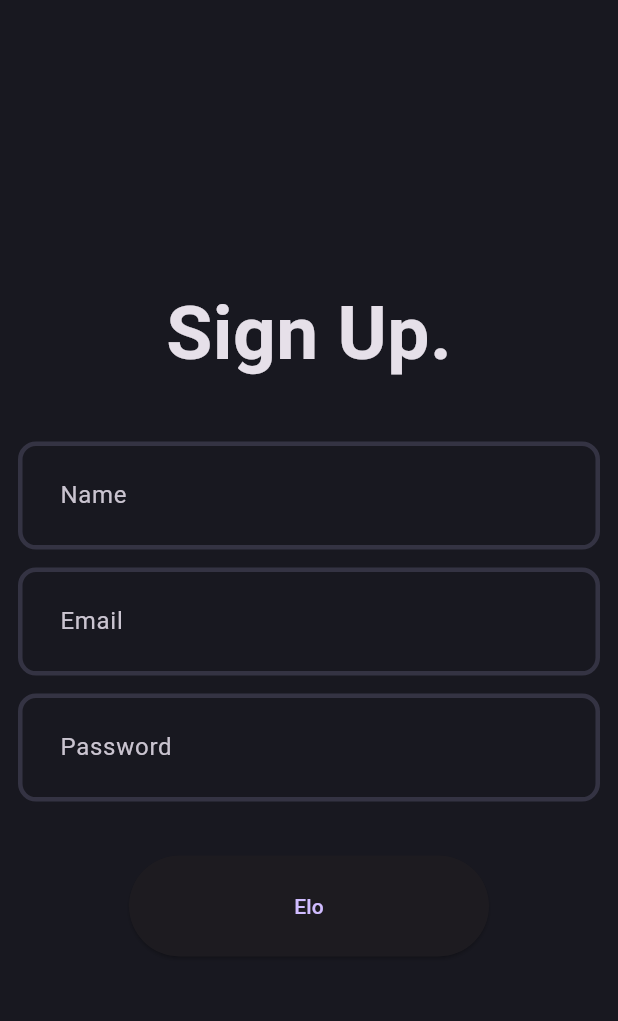
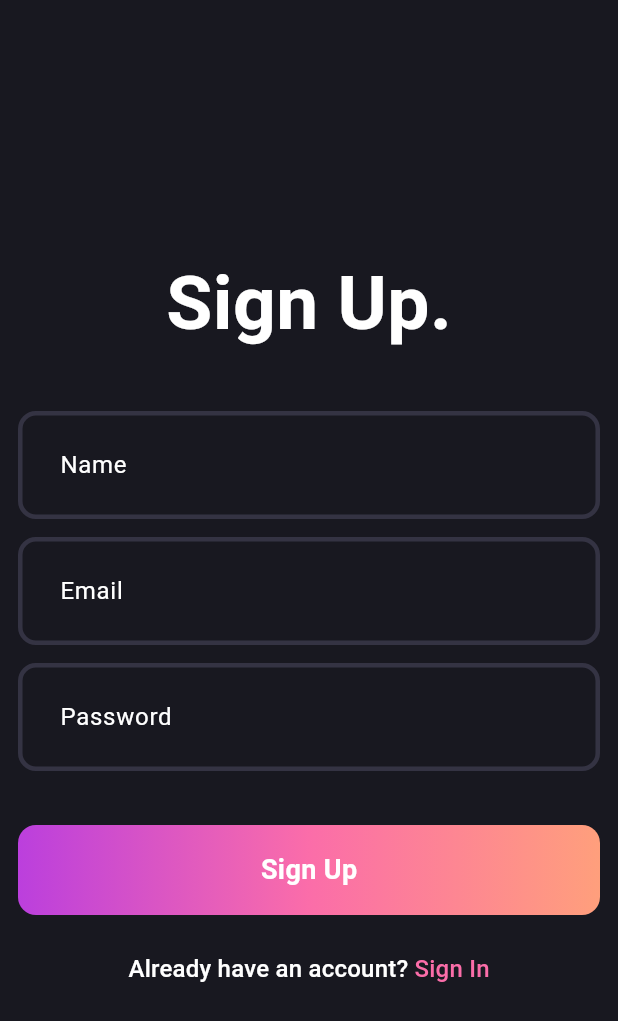
Before and after one commit to TR0U8L3-gif/blog_app, a Flutter app: the screen it shows after launch, on a phone screen of 412 x 824 dp. Shown: the top 1021 px of the screen. Run offline on Flutter 3.47's test engine with Material 3 defaults, Android fonts, the light colour scheme and no system bars.

Commit message:
SignUp page UI

```diff
--- a/lib/core/theme/theme.dart
+++ b/lib/core/theme/theme.dart
@@ -3,13 +3,28 @@ import 'package:flutter/material.dart';
 
 class AppTheme {
   static InputBorder _border({Color? color}) => OutlineInputBorder(
-    borderSide: BorderSide(
-      color: color ?? ColorPalette.borderColor,
-      width: 3,
+        borderSide: BorderSide(
+          color: color ?? ColorPalette.borderColor,
+          width: 3,
+        ),
+        borderRadius: BorderRadius.circular(12),
+      );
+
+  // static final darkThemeMode = ThemeData.dark().copyWith(
+  //   scaffoldBackgroundColor: ColorPalette.backgroundColor,
+  //   inputDecorationTheme: InputDecorationTheme(
+  //     contentPadding: const EdgeInsets.all(24),
+  //     enabledBorder: _border(),
+  //     focusedBorder: _border(color: ColorPalette.gradient2),
+  //   ),
+  // );
+
+  static final darkThemeMode = ThemeData.from(
+    colorScheme: ColorScheme.fromSwatch(
+      primarySwatch: getMaterialColor(ColorPalette.gradient2),
+      brightness: Brightness.dark,
     ),
-    borderRadius: BorderRadius.circular(12),
-  );
-  static final darkThemeMode = ThemeData.dark().copyWith(
+  ).copyWith(
     scaffoldBackgroundColor: ColorPalette.backgroundColor,
     inputDecorationTheme: InputDecorationTheme(
       contentPadding: const EdgeInsets.all(24),
@@ -18,3 +33,24 @@ class AppTheme {
     ),
   );
 }
+
+MaterialColor getMaterialColor(Color color) {
+  final red = color.red;
+  final green = color.green;
+  final blue = color.blue;
+
+  final shades = <int, Color>{
+    50: Color.fromRGBO(red, green, blue, .1),
+    100: Color.fromRGBO(red, green, blue, .2),
+    200: Color.fromRGBO(red, green, blue, .3),
+    300: Color.fromRGBO(red, green, blue, .4),
+    400: Color.fromRGBO(red, green, blue, .5),
+    500: Color.fromRGBO(red, green, blue, .6),
+    600: Color.fromRGBO(red, green, blue, .7),
+    700: Color.fromRGBO(red, green, blue, .8),
+    800: Color.fromRGBO(red, green, blue, .9),
+    900: Color.fromRGBO(red, green, blue, 1),
+  };
+
+  return MaterialColor(color.value, shades);
+}
--- a/lib/core/utils/constants.dart
+++ b/lib/core/utils/constants.dart
@@ -1,13 +1,25 @@
-import 'dart:math';
-
 import 'package:flutter/cupertino.dart';
 
+// App
+const kAppWidthMax = 600.0;
+
+// Font
+const kFontSizeXXSmall = 9.0;
+const kFontSizeXSmall = 10.0;
+const kFontSizeSmall = 13.0;
+const kFontSizeMedium = 16.0;
+const kFontSizeLarge = 18.0;
+const kFontSizeXLarge = 24.0;
+const kFontSizeXXLarge = 32.0;
+const kFontSizeXXXLarge = 48.0;
+
 // Size
+const kGoldenRatio = 1.618033;
+
 const kSize12 = 12.0;
 const kSize24 = 24.0;
 const kSize36 = 36.0;
 const kSize48 = 48.0;
-const kGoldenRatio = 1.618033;
 
 // SizedBox
 const kSizedBoxHeight12 = SizedBox(height: kSize12,);
@@ -21,6 +33,6 @@ const kSizedBoxWidth36 = SizedBox(width: kSize36,);
 const kSizedBoxWidth48 = SizedBox(width: kSize48,);
 
 // Button
-const kButtonRatio = 0.28;
-const kButtonMaxWidth = 240.0;
-const kButtonMaxHeight = kButtonMaxWidth * kButtonRatio;
+const kButtonSizeSmall = 42.0;
+const kButtonSizeMedium = 60.0;
+const kButtonSizeLarge= 72.0;
--- a/lib/main.dart
+++ b/lib/main.dart
@@ -1,7 +1,6 @@
+import 'package:blog_app/core/theme/theme.dart';
 import 'package:blog_app/src/auth/presentation/pages/signup_page.dart';
 import 'package:flutter/material.dart';
-
-import 'core/theme/theme.dart';
 
 void main() {
   runApp(const MyApp());
@@ -13,7 +12,6 @@ class MyApp extends StatelessWidget {
   @override
   Widget build(BuildContext context) {
     return MaterialApp(
-      showSemanticsDebugger: false,
       title: 'Flutter Demo',
       theme: AppTheme.darkThemeMode,
       home: const SignUpPage(),
--- a/lib/src/auth/presentation/pages/signup_page.dart
+++ b/lib/src/auth/presentation/pages/signup_page.dart
@@ -1,8 +1,9 @@
+import 'package:blog_app/core/theme/color_palette.dart';
 import 'package:blog_app/core/utils/constants.dart';
+import 'package:blog_app/core/utils/extensions/context_extension.dart';
+import 'package:blog_app/src/auth/presentation/widgets/auth_field.dart';
 import 'package:blog_app/src/auth/presentation/widgets/auth_gradient_button.dart';
 import 'package:flutter/material.dart';
-
-import '../widgets/auth_field.dart';
 
 class SignUpPage extends StatelessWidget {
   const SignUpPage({super.key});
@@ -11,12 +12,15 @@ class SignUpPage extends StatelessWidget {
   Widget build(BuildContext context) {
     return Scaffold(
       body: SafeArea(
+        child: Align(
+          child: SizedBox(
+            width: kAppWidthMax,
             child: Padding(
               padding: const EdgeInsets.symmetric(horizontal: kSize12),
               child: Column(
                 mainAxisAlignment: MainAxisAlignment.center,
                 children: [
-              Text(
+                  const Text(
                     'Sign Up.',
                     style: TextStyle(
                       fontSize: 50,
@@ -24,14 +28,36 @@ class SignUpPage extends StatelessWidget {
                     ),
                   ),
                   kSizedBoxHeight36,
-              AuthField(hintText: 'Name'),
+                  const AuthField(hintText: 'Name'),
                   kSizedBoxHeight12,
-              AuthField(hintText: 'Email'),
+                  const AuthField(hintText: 'Email'),
                   kSizedBoxHeight12,
-              AuthField(hintText: 'Password'),
+                  const AuthField(hintText: 'Password'),
                   kSizedBoxHeight36,
-              AuthGradientButton()
+                  const AuthGradientButton(),
+                  kSizedBoxHeight24,
+                  GestureDetector(
+                    onTap: () {
+                      // TODO(SignIn): already have an account? sign in.
+                    },
+                    child: RichText(
+                      text: TextSpan(
+                        text: 'Already have an account? ',
+                        style: context.theme.textTheme.titleMedium,
+                        children: [
+                          TextSpan(
+                            text: 'Sign In',
+                            style: context.theme.textTheme.titleMedium?.copyWith(
+                              color: ColorPalette.gradient2,
+                            ),
+                          ),
                         ],
+                      ),
+                    ),
+                  ),
+                ],
+              ),
+            ),
           ),
         ),
       ),
--- a/lib/src/auth/presentation/widgets/auth_gradient_button.dart
+++ b/lib/src/auth/presentation/widgets/auth_gradient_button.dart
@@ -1,5 +1,4 @@
-import 'dart:math';
-
+import 'package:blog_app/core/theme/color_palette.dart';
 import 'package:blog_app/core/utils/constants.dart';
 import 'package:blog_app/core/utils/extensions/context_extension.dart';
 import 'package:flutter/material.dart';
@@ -9,14 +8,34 @@ class AuthGradientButton extends StatelessWidget {
 
   @override
   Widget build(BuildContext context) {
-    return ElevatedButton(
-      onPressed: () {},
-      style: ElevatedButton.styleFrom(
-        fixedSize: context.width < kButtonMaxWidth
-            ? Size(context.width, context.width * kButtonRatio)
-            : const Size(kButtonMaxWidth, kButtonMaxHeight),
+    final borderRadius = BorderRadius.circular(kSize12);
+
+    return InkWell(
+      onTap: () {},
+      borderRadius: borderRadius,
+      child: Ink(
+        width: context.width,
+        height: kButtonSizeMedium,
+        decoration: BoxDecoration(
+          gradient: const LinearGradient(
+            colors: [
+              ColorPalette.gradient1,
+              ColorPalette.gradient2,
+              ColorPalette.gradient3,
+            ],
+          ),
+          borderRadius: borderRadius,
+        ),
+        child: const Align(
+          child: Text(
+            'Sign Up',
+            style: TextStyle(
+              fontSize: kFontSizeLarge,
+              fontWeight: FontWeight.w600,
+            ),
+          ),
+        ),
       ),
-      child: Text('Elo'),
     );
   }
 }
```
Also changed, not shown: 1 other file. Lines whose indentation alone changed are shown as unchanged.
